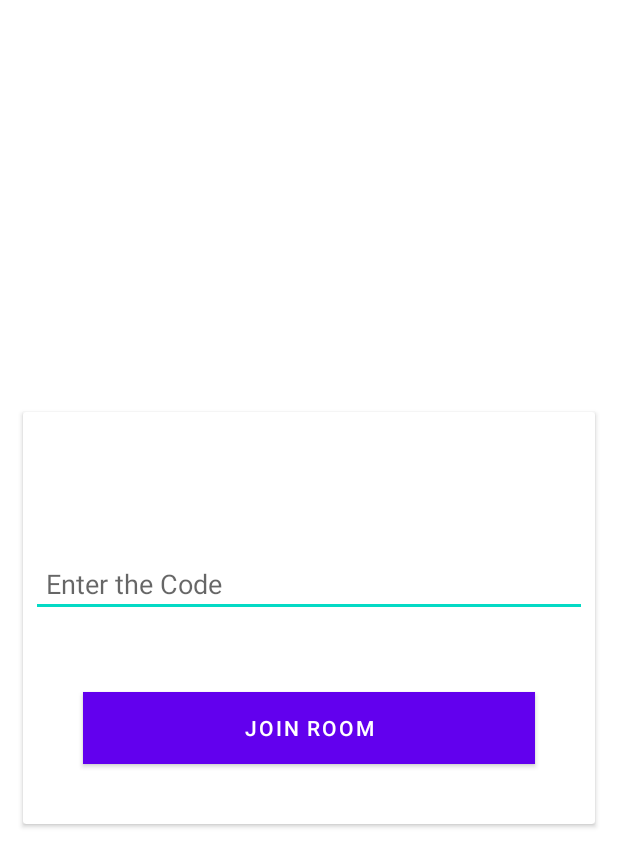
After one commit to csmith495/Hit_Me_Up, an Android app: the VideoChatActivity screen opened directly, with no data from a screen before it, on a phone screen of 412 x 824 dp. The commit adds this screen. Shown: the top 867 px of the screen. Run offline under Robolectric (Android 15) with nearby library versions, the light colour scheme and no system bars; libraries missing offline, so code that uses them is left out: org.jitsi.meet; 2 statements that could not run were skipped.

Commit message:
Video Chat Feature complete

```diff
--- a/app/build.gradle
+++ b/app/build.gradle
@@ -9,7 +9,7 @@ android {
 
     defaultConfig {
         applicationId "com.cas.hitmeup"
-        minSdkVersion 16
+        minSdkVersion 26
         targetSdkVersion 30
         versionCode 1
         versionName "1.0"
@@ -31,6 +31,7 @@ android {
 
 dependencies {
 
+    implementation platform ('com.google.firebase:firebase-bom:27.0.0')
     implementation 'androidx.appcompat:appcompat:1.2.0'
     implementation 'com.google.android.material:material:1.3.0'
     implementation 'androidx.constraintlayout:constraintlayout:2.0.4'
@@ -48,6 +49,7 @@ dependencies {
     implementation 'com.squareup.picasso:picasso:2.71828'
     implementation 'ai.api:sdk:2.0.7@aar'
     implementation 'ai.api:libai:1.6.12'
+    implementation ('org.jitsi.react:jitsi-meet-sdk:2.+') { transitive = true }
     testImplementation 'junit:junit:4.+'
     androidTestImplementation 'androidx.test.ext:junit:1.1.2'
     androidTestImplementation 'androidx.test.espresso:espresso-core:3.3.0'
--- a/app/src/main/java/com/cas/hitmeup/chatbot/BotActivity.java
+++ b/app/src/main/java/com/cas/hitmeup/chatbot/BotActivity.java
@@ -29,11 +29,9 @@ public class BotActivity extends AppCompatActivity {
         userTestTV = findViewById(R.id.tvOne);
         agentTestTV = findViewById(R.id.tvTwo);
 
-        final AIConfiguration config = new AIConfiguration("990a807fb9e87c06430fcfe62949792baa9f7105",
-                AIConfiguration.SupportedLanguages.English,
-                AIConfiguration.RecognitionEngine.System);
+        final AIConfiguration config = new AIConfiguration("990a807fb9e87c06430fcfe62949792baa9f7105", AIConfiguration.SupportedLanguages.English, AIConfiguration.RecognitionEngine.System);
 
-        AIService aiService = AIService.getService(getApplicationContext(), config);
+        AIService aiService = AIService.getService(this, config);
         aiService.setListener(new AIListener() {
             @Override
             public void onResult(AIResponse result) {
--- /dev/null
+++ b/app/src/main/java/com/cas/hitmeup/videochat/VideoChatActivity.java
@@ -0,0 +1,57 @@
+package com.cas.hitmeup.videochat;
+
+import androidx.appcompat.app.AppCompatActivity;
+
+import android.os.Bundle;
+import android.view.View;
+import android.widget.Button;
+import android.widget.EditText;
+
+import com.cas.hitmeup.R;
+
+import org.jitsi.meet.sdk.JitsiMeet;
+import org.jitsi.meet.sdk.JitsiMeetActivity;
+import org.jitsi.meet.sdk.JitsiMeetConferenceOptions;
+
+import java.net.MalformedURLException;
+import java.net.URL;
+
+public class VideoChatActivity extends AppCompatActivity {
+
+    EditText secretCodeBox;
+    Button btnJoin;
+
+    @Override
+    protected void onCreate(Bundle savedInstanceState) {
+        super.onCreate(savedInstanceState);
+        setContentView(R.layout.activity_video_chat);
+
+        secretCodeBox = findViewById(R.id.secretCodeBox);
+        btnJoin = findViewById(R.id.btnJoin);
+
+        URL serverURL;
+
+        try {
+            serverURL = new URL("https://meet.jit.si");
+            JitsiMeetConferenceOptions defaultOptions = new JitsiMeetConferenceOptions.Builder()
+                    .setServerURL(serverURL)
+                    .setWelcomePageEnabled(false)
+                    .build();
+            JitsiMeet.setDefaultConferenceOptions(defaultOptions);
+        } catch (MalformedURLException e) {
+            e.printStackTrace();
+        }
+
+        btnJoin.setOnClickListener(new View.OnClickListener() {
+            @Override
+            public void onClick(View v) {
+                JitsiMeetConferenceOptions options = new JitsiMeetConferenceOptions.Builder()
+                        .setRoom(secretCodeBox.getText().toString())
+                        .setWelcomePageEnabled(false)
+                        .build();
+
+                JitsiMeetActivity.launch(VideoChatActivity.this, options);
+            }
+        });
+    }
+}
--- /dev/null
+++ b/app/src/main/res/drawable/ic_videochat.xml
@@ -0,0 +1,5 @@
+<vector android:height="24dp" android:tint="#FFFFFF"
+    android:viewportHeight="24" android:viewportWidth="24"
+    android:width="24dp" xmlns:android="http://schemas.android.com/apk/res/android">
+    <path android:fillColor="@android:color/white" android:pathData="M18,10.48V6c0,-1.1 -0.9,-2 -2,-2H4C2.9,4 2,4.9 2,6v12c0,1.1 0.9,2 2,2h12c1.1,0 2,-0.9 2,-2v-4.48l4,3.98v-11L18,10.48zM10,8c1.1,0 2,0.9 2,2s-0.9,2 -2,2s-2,-0.9 -2,-2S8.9,8 10,8zM14,16H6v-0.57c0,-0.81 0.48,-1.53 1.22,-1.85C8.07,13.21 9.01,13 10,13c0.99,0 1.93,0.21 2.78,0.58C13.52,13.9 14,14.62 14,15.43V16z"/>
+</vector>
--- a/app/src/main/res/layout/activity_home.xml
+++ b/app/src/main/res/layout/activity_home.xml
@@ -27,12 +27,12 @@
             android:layout_marginLeft="@dimen/_10sdp" />
 
         <ImageView
-            android:id="@+id/img_ChatBot"
+            android:id="@+id/img_VideoChat"
             android:layout_width="@dimen/_25sdp"
             android:layout_height="@dimen/_25sdp"
             android:layout_marginRight="@dimen/_10sdp"
             android:layout_gravity="center"
-            android:src="@drawable/ic_chatbot"/>
+            android:src="@drawable/ic_videochat"/>
 
         <ImageView
             android:id="@+id/img_Translator"
--- /dev/null
+++ b/app/src/main/res/layout/activity_video_chat.xml
@@ -0,0 +1,60 @@
+<?xml version="1.0" encoding="utf-8"?>
+<androidx.constraintlayout.widget.ConstraintLayout xmlns:android="http://schemas.android.com/apk/res/android"
+    xmlns:app="http://schemas.android.com/apk/res-auto"
+    xmlns:tools="http://schemas.android.com/tools"
+    android:layout_width="match_parent"
+    android:layout_height="match_parent"
+    tools:context=".videochat.VideoChatActivity">
+
+    <androidx.cardview.widget.CardView
+        android:layout_width="match_parent"
+        android:layout_height="wrap_content"
+        android:layout_margin="15dp"
+        app:layout_constraintBottom_toBottomOf="parent"
+        app:layout_constraintEnd_toEndOf="parent"
+        app:layout_constraintStart_toStartOf="parent"
+        app:layout_constraintTop_toTopOf="parent">
+
+        <LinearLayout
+            android:layout_width="match_parent"
+            android:layout_height="match_parent"
+            android:orientation="vertical">
+
+            <TextView
+                android:id="@+id/tvVideoChat"
+                android:layout_width="match_parent"
+                android:layout_height="wrap_content"
+                android:layout_margin="5dp"
+                android:layout_marginBottom="25dp"
+                android:padding="5dp"
+                android:text="Enter a Code and Share with Your Friends"
+                android:textColor="@color/white"
+                android:textSize="20sp"
+                android:textStyle="bold"/>
+
+            <EditText
+                android:id="@+id/secretCodeBox"
+                android:layout_width="match_parent"
+                android:layout_height="wrap_content"
+                android:layout_marginLeft="5dp"
+                android:layout_marginTop="20dp"
+                android:layout_marginRight="5dp"
+                android:layout_marginBottom="10dp"
+                android:ems="10"
+                android:hint="Enter the Code"
+                android:inputType="textPersonName"
+                android:padding="10dp" />
+
+            <Button
+                android:id="@+id/btnJoin"
+                android:layout_width="match_parent"
+                android:layout_height="wrap_content"
+                android:layout_margin="40dp"
+                android:background="@color/purple_700"
+                android:text="Join Room" />
+
+        </LinearLayout>
+
+    </androidx.cardview.widget.CardView>
+
+</androidx.constraintlayout.widget.ConstraintLayout>
--- a/build.gradle
+++ b/build.gradle
@@ -5,7 +5,7 @@ buildscript {
         jcenter()
     }
     dependencies {
-        classpath "com.android.tools.build:gradle:4.1.2"
+        classpath "com.android.tools.build:gradle:4.1.3"
         classpath 'com.google.gms:google-services:4.3.5'
 
         // NOTE: Do not place your application dependencies here; they belong
@@ -17,6 +17,9 @@ allprojects {
     repositories {
         google()
         jcenter()
+        maven {
+            url "https://github.com/jitsi/jitsi-maven-repository/raw/master/releases"
+        }
     }
 }
 
```
Also changed, not shown: app/src/main/AndroidManifest.xml (+4 -3 lines), app/src/main/java/com/cas/hitmeup/HomeActivity.java (+5 -4 lines), 1 other file.
